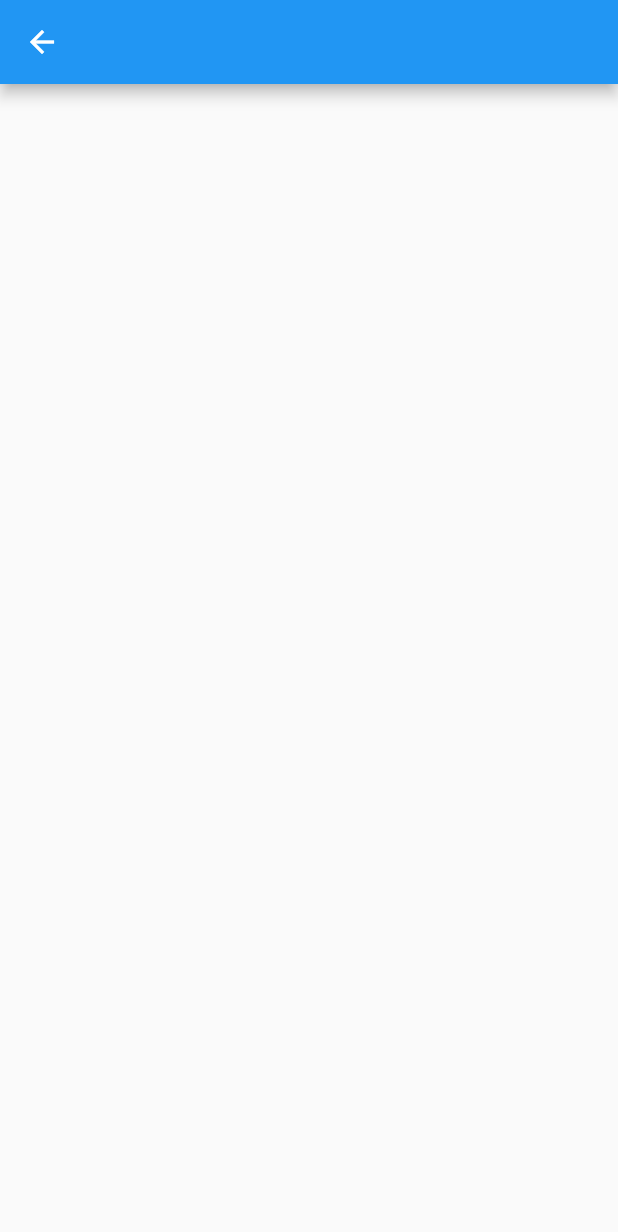
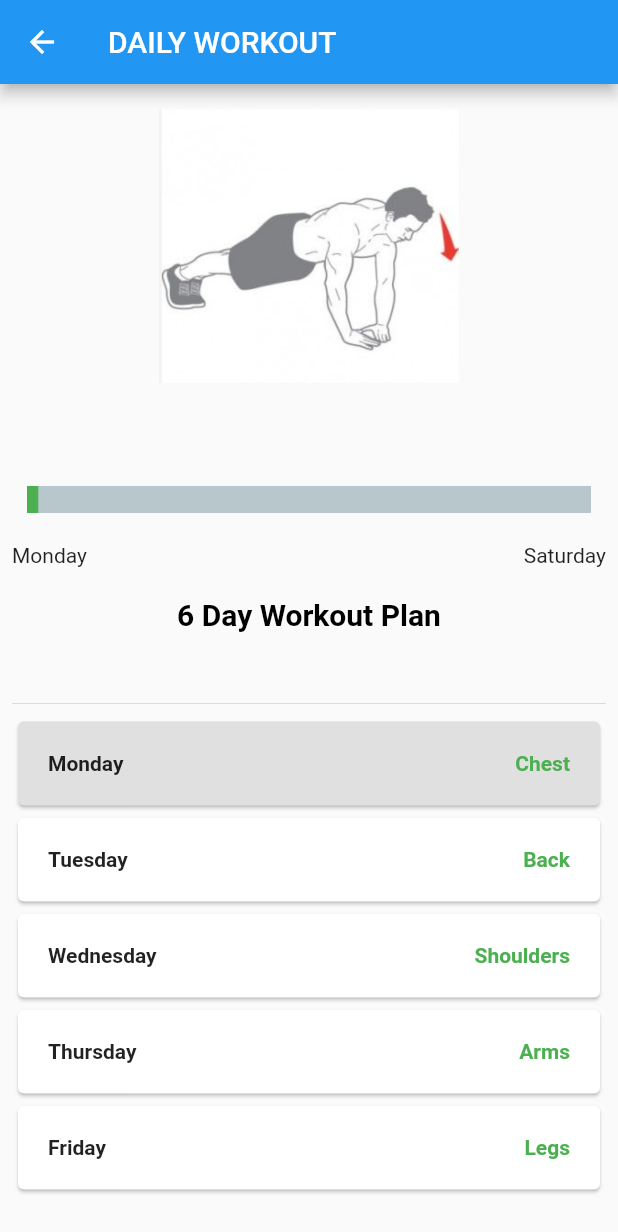
Before and after one commit to rahulrawatofficial/ifitcare, a Flutter app: the TodayWorkoutPage screen opened by its route, on a phone screen of 412 x 824 dp. Shown: the top 1232 px of the screen. Run offline on Flutter 3.47's test engine with Material 2 defaults, Android fonts, the phone set to English and light mode, and no system bars; drawn by our look-alikes of percent_indicator; our stand-ins replace firebase_auth, firebase_core, simple_circular_progress_bar; accounts and stored records are empty.

Commit message:
workout page

```diff
--- a/lib/UI/UserTabs/today_workout_page.dart
+++ b/lib/UI/UserTabs/today_workout_page.dart
@@ -1,4 +1,6 @@
+import 'package:flutter/cupertino.dart';
 import 'package:flutter/material.dart';
+import 'package:percent_indicator/linear_percent_indicator.dart';
 
 class TodayWorkoutPage extends StatefulWidget {
   const TodayWorkoutPage({Key? key}) : super(key: key);
@@ -11,8 +13,125 @@ class _TodayWorkoutPageState extends State<TodayWorkoutPage> {
   @override
   Widget build(BuildContext context) {
     return Scaffold(
-      appBar: AppBar(),
-      body: Column(),
+      appBar: AppBar(
+        title: const Text("DAILY WORKOUT"),
+      ),
+      body: Padding(
+        padding: const EdgeInsets.all(8.0),
+        child: Column(
+          crossAxisAlignment: CrossAxisAlignment.start,
+          children: [
+            Center(child: Image.asset('assets/images/workout.png',height: 200,width: 200,)),
+      // const    Center(child:   Icon(Icons.sports_gymnastics,color: Colors.blue,size: 150,)),
+        // const    Text("DAILY INTAKE",
+              // style: TextStyle(color: Colors.black, fontSize: 33),),
+          const    SizedBox(
+                height: 60,
+              ),
+            Center(
+              child: LinearPercentIndicator(
+                        // width: 350.0,
+                        lineHeight: 18.0,
+                        percent: 0.02,
+                        progressColor: Colors.green,
+                      ),
+            ),
+
+            const    SizedBox(
+                height: 20,
+              ),
+            Row(
+              mainAxisAlignment: MainAxisAlignment.spaceBetween,
+              children: const[
+                Text("Monday"),
+                // Padding(
+                //   padding: EdgeInsets.fromLTRB(0, 0, 120, 0),
+                //   child: Text("3 Glass"),
+                // ),
+                Text("Saturday"),
+              ],
+            ),
+            const    SizedBox(
+                height: 20,
+              ),
+            const Center(
+              child:     Text("6 Day Workout Plan",
+                style: TextStyle(color: Colors.black, fontSize: 20,fontWeight: FontWeight.w600,),),
+            ),
+            const    SizedBox(
+                height: 40,
+              ),
+           const Divider(),
+           Card(
+            color: Colors.grey[300],
+child: Padding(
+  padding: const EdgeInsets.all(20.0),
+  child:   Row(
+    mainAxisAlignment: MainAxisAlignment.spaceBetween,
+    children:const [
+  Text("Monday",style: TextStyle(fontWeight: FontWeight.bold),),
+  Text("Chest",style: TextStyle(fontWeight: FontWeight.bold,color: Colors.green),),
+
+  ],),
+)
+
+          ),
+
+          Card(
+child: Padding(
+  padding: const EdgeInsets.all(20.0),
+  child:   Row(
+    mainAxisAlignment: MainAxisAlignment.spaceBetween,
+    children:const [
+  Text("Tuesday",style: TextStyle(fontWeight: FontWeight.bold),),
+  Text("Back",style: TextStyle(fontWeight: FontWeight.bold,color: Colors.green),),
+
+  ],),
+)
+
+          ),
+          Card(
+child: Padding(
+  padding: const EdgeInsets.all(20.0),
+  child:   Row(
+    mainAxisAlignment: MainAxisAlignment.spaceBetween,
+    children:const [
+  Text("Wednesday",style: TextStyle(fontWeight: FontWeight.bold),),
+  Text("Shoulders",style: TextStyle(fontWeight: FontWeight.bold,color: Colors.green),),
+
+  ],),
+)
+
+          ),
+          Card(
+child: Padding(
+  padding: const EdgeInsets.all(20.0),
+  child:   Row(
+    mainAxisAlignment: MainAxisAlignment.spaceBetween,
+    children:const [
+  Text("Thursday",style: TextStyle(fontWeight: FontWeight.bold),),
+  Text("Arms",style: TextStyle(fontWeight: FontWeight.bold,color: Colors.green),),
+
+  ],),
+)
+
+          ),
+          Card(
+child: Padding(
+  padding: const EdgeInsets.all(20.0),
+  child:   Row(
+    mainAxisAlignment: MainAxisAlignment.spaceBetween,
+    children:const [
+  Text("Friday",style: TextStyle(fontWeight: FontWeight.bold),),
+  Text("Legs",style: TextStyle(fontWeight: FontWeight.bold,color: Colors.green),),
+
+  ],),
+)
+
+          ),
+          ],
+        ),
+      ),
     );
   }
 }
--- a/lib/UI/UserTabs/water_intake_page.dart
+++ b/lib/UI/UserTabs/water_intake_page.dart
@@ -14,14 +14,16 @@ class _WaterIntakePageState extends State<WaterIntakePage> {
   Widget build(BuildContext context) {
     return Scaffold(
       appBar: AppBar(
-        title: const Text("DAILY INTAKE"),
+        title: const Text("DAILY WATER INTAKE"),
       ),
       body: Padding(
         padding: const EdgeInsets.all(8.0),
         child: Column(
           crossAxisAlignment: CrossAxisAlignment.start,
           children: [
-      const    Center(child:   Icon(Icons.water_drop_outlined,color: Colors.blue,size: 150,)),
+
+            Center(child: Image.asset('assets/images/water.png',height: 200,width: 200,)),
+      // const    Center(child:   Icon(Icons.water_drop_outlined,color: Colors.blue,size: 150,)),
         // const    Text("DAILY INTAKE",
               // style: TextStyle(color: Colors.black, fontSize: 33),),
           const    SizedBox(
@@ -56,7 +58,7 @@ class _WaterIntakePageState extends State<WaterIntakePage> {
            const Padding(
               padding:  EdgeInsets.all(8.0),
               child:     Text("You still need to drink 9 more glass of water to complete your daily goal of your water intake",
-                style: TextStyle(color: Colors.black, fontSize: 20,fontWeight: FontWeight.w600),),
+                style: TextStyle(color: Colors.black, fontSize: 20,fontWeight: FontWeight.w600,),),
             ),
             const    SizedBox(
                 height: 100,
```
Also changed, not shown: assets/images/water.png (added), assets/images/workout.png (added).
